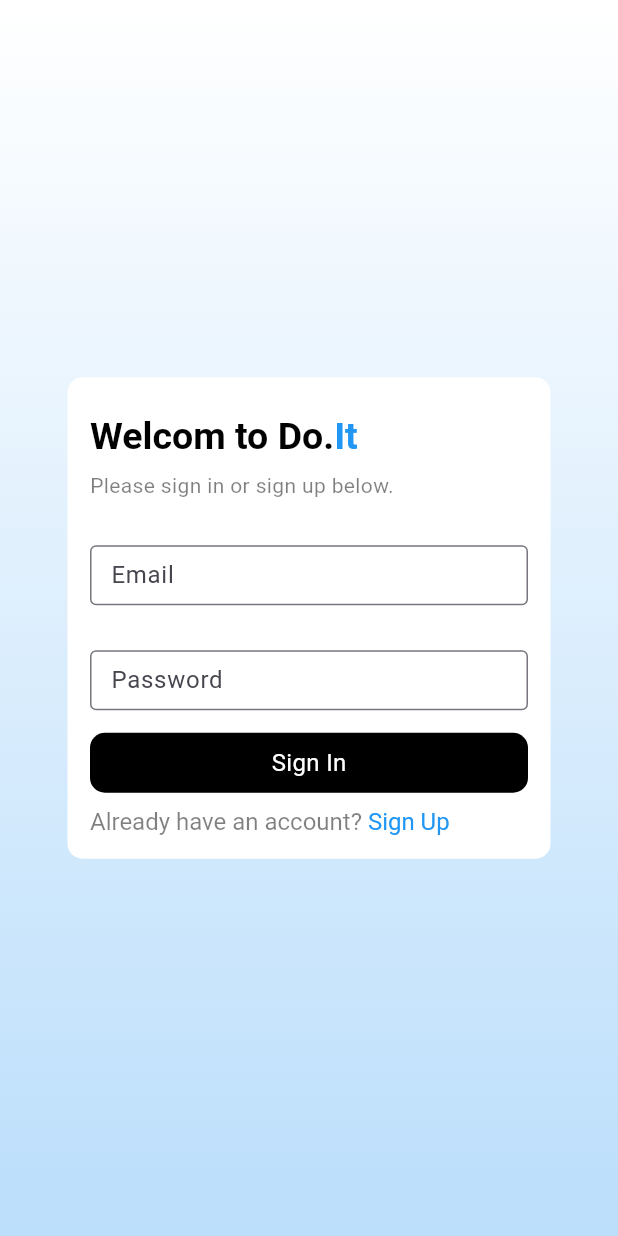
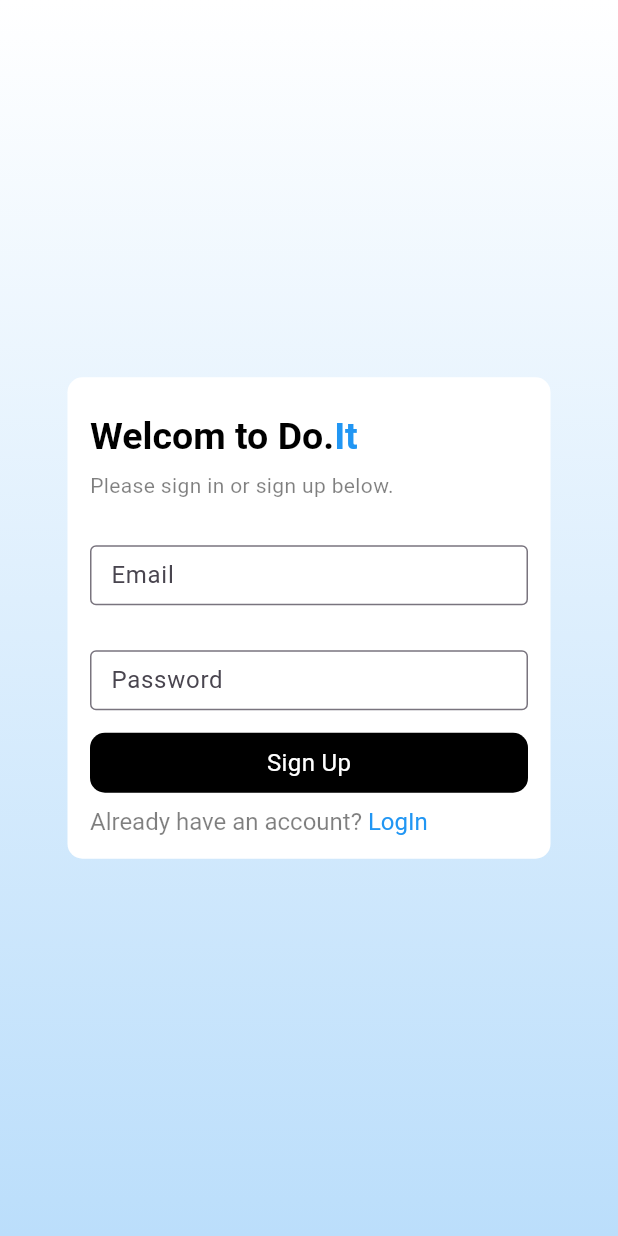
Before and after one commit to Godson-dan/Do.It, a Flutter app: the SignUp screen opened directly, on a phone screen of 412 x 824 dp. Run offline on Flutter 3.47's test engine with Material 3 defaults, Android fonts, the phone set to English and light mode, and no system bars; our stand-ins replace sqflite; accounts and stored records are empty.

Commit message:
button fix

```diff
--- a/do_it - Copy/lib/Pages/sign_up_page.dart
+++ b/do_it - Copy/lib/Pages/sign_up_page.dart
@@ -157,7 +157,7 @@ class _SignUpState extends State<SignUp> {
                         width: double.infinity,
                         height: 40,
                         child: const Text(
-                          "Sign In",
+                          "Sign Up",
                           style: TextStyle(
                             color: Colors.white,
                             fontSize: 16,
@@ -181,7 +181,7 @@ class _SignUpState extends State<SignUp> {
                           text: "Already have an account? ",
                         ),
                         TextSpan(
-                          text: "Sign Up",
+                          text: "LogIn",
                           style: const TextStyle(
                             color: Colors.blue,
                           ),
```
